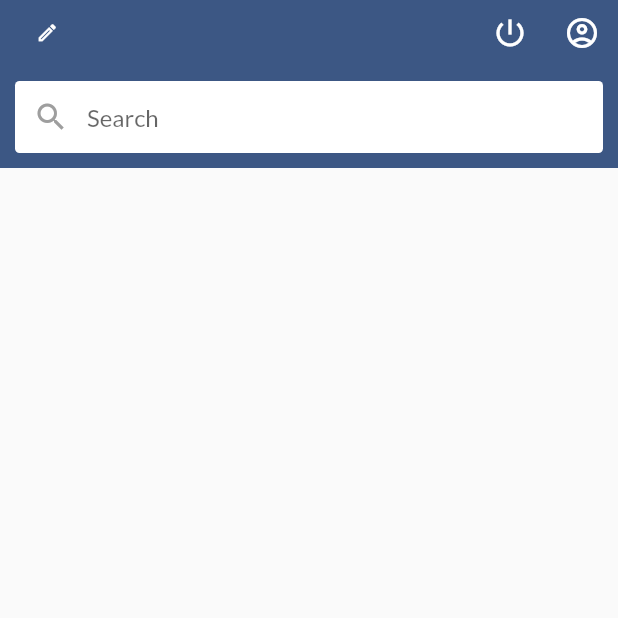
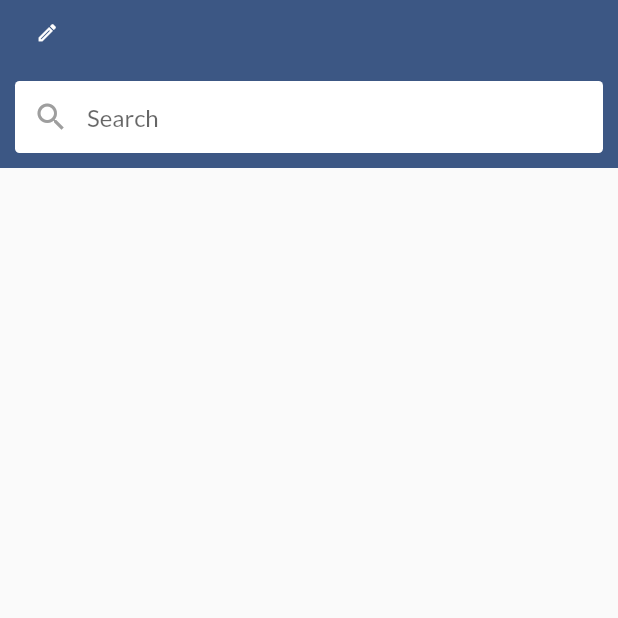
Before and after one commit to vishwapriyareddy/rentoTest, a Flutter app: the HomeScreen screen opened by its route, after a tap on the "edit" icon, on a phone screen of 412 x 824 dp, the top half of it. Run offline on Flutter 3.47's test engine with Material 2 defaults, Android fonts, the light colour scheme and no system bars; our stand-ins replace carousel_slider, cloud_firestore, dots_indicator, firebase_auth, firebase_core, flutter_spinkit and 5 more; accounts and stored records are empty.

Commit message:
changes commit

```diff
--- a/lib/main.dart
+++ b/lib/main.dart
@@ -11,6 +11,7 @@ import 'package:roi_test/providers/auth_provider.dart';
 import 'package:roi_test/providers/location_provider.dart';
 import 'package:roi_test/screens/home_screen.dart';
 import 'package:roi_test/screens/login_screen.dart';
+import 'package:roi_test/screens/main_screen.dart';
 import 'package:roi_test/screens/map_screen.dart';
 import 'package:roi_test/screens/splash_screen.dart';
 
@@ -48,6 +49,7 @@ class MyApp extends StatelessWidget {
             WelcomeScreen.id: (context) => WelcomeScreen(),
             MapScreen.id: (context) => MapScreen(),
             LoginScreen.id: (context) => LoginScreen(),
+            MainScreen.id: (context) => MainScreen(),
           },
         ));
   }
--- a/lib/screens/home_screen.dart
+++ b/lib/screens/home_screen.dart
@@ -27,10 +27,11 @@ class _HomeScreenState extends State<HomeScreen> {
     final locationData = Provider.of<LocationProvider>(context);
 
     return Scaffold(
-        appBar: PreferredSize(
-            child: MyAppBar(), preferredSize: Size.fromHeight(112)),
-        body: Center(
-            child: Column(
+        // appBar: PreferredSize(
+        //     child: MyAppBar(), preferredSize: Size.fromHeight(112)),
+        body: NestedScrollView(
+      body: ListView(
+        padding: EdgeInsets.only(top: 0.0),
         //mainAxisSize: MainAxisSize.min,
         children: [
           ImageSlider(), Container(height: 300, child: TopPickService())
@@ -51,6 +52,10 @@ class _HomeScreenState extends State<HomeScreen> {
           //     },
           //     child: Text('Home Screen')),
         ],
-        )));
+      ),
+      headerSliverBuilder: (BuildContext context, bool innerBoxIsScrolled) {
+        return [MyAppBar()];
+      },
+    ));
   }
 }
--- a/lib/screens/map_screen.dart
+++ b/lib/screens/map_screen.dart
@@ -9,6 +9,7 @@ import 'package:roi_test/providers/location_provider.dart';
 import 'package:roi_test/screens/home_screen.dart';
 import 'package:roi_test/screens/login_screen.dart';
 import 'package:flutter_spinkit/flutter_spinkit.dart';
+import 'package:roi_test/screens/main_screen.dart';
 
 class MapScreen extends StatefulWidget {
   static const String id = 'map-screen';
@@ -175,7 +176,7 @@ class _MapScreenState extends State<MapScreen> {
                                 // .then((value) {
                                 //  if (value == true) {
                                 Navigator.pushReplacementNamed(
-                                    context, HomeScreen.id);
+                                    context, MainScreen.id);
                                 // }
                                 //  });
                               }
--- a/lib/screens/splash_screen.dart
+++ b/lib/screens/splash_screen.dart
@@ -3,6 +3,7 @@ import 'dart:async';
 import 'package:firebase_auth/firebase_auth.dart';
 import 'package:flutter/material.dart';
 import 'package:roi_test/screens/home_screen.dart';
+import 'package:roi_test/screens/main_screen.dart';
 
 import 'welcome_screen.dart';
 
@@ -36,7 +37,7 @@ class _SplashScreenState extends State<SplashScreen> {
         if (user == null) {
           Navigator.pushReplacementNamed(context, WelcomeScreen.id);
         } else {
-          Navigator.pushReplacementNamed(context, HomeScreen.id);
+          Navigator.pushReplacementNamed(context, MainScreen.id);
         }
       });
     });
--- a/lib/widgets/image_slider.dart
+++ b/lib/widgets/image_slider.dart
@@ -52,7 +52,7 @@ class _ImageSliderState extends State<ImageSlider> {
                   );
                 } else {
                   return Padding(
-                    padding: const EdgeInsets.only(top: 8),
+                    padding: const EdgeInsets.only(top: 4),
                     child: CarouselSlider.builder(
                         itemCount: snapshot.data!.length,
                         itemBuilder: (BuildContext context, int index, int) {
--- a/lib/widgets/my_appbar.dart
+++ b/lib/widgets/my_appbar.dart
@@ -1,10 +1,12 @@
 import 'package:firebase_auth/firebase_auth.dart';
 import 'package:flutter/material.dart';
+import 'package:persistent_bottom_nav_bar/persistent-tab-view.dart';
 import 'package:provider/provider.dart';
 import 'package:roi_test/colors.dart';
 import 'package:roi_test/providers/location_provider.dart';
 import 'package:roi_test/screens/map_screen.dart';
 import 'package:roi_test/screens/welcome_screen.dart';
+import 'package:roi_test/services/user_services.dart';
 import 'package:shared_preferences/shared_preferences.dart';
 
 class MyAppBar extends StatefulWidget {
@@ -35,7 +37,7 @@ class _MyAppBarState extends State<MyAppBar> {
   @override
   Widget build(BuildContext context) {
     final locationData = Provider.of<LocationProvider>(context);
-    return AppBar(
+    return SliverAppBar(
       automaticallyImplyLeading: false,
       backgroundColor: primaryColor,
       elevation: 0.0,
@@ -44,7 +46,13 @@ class _MyAppBarState extends State<MyAppBar> {
           onPressed: () {
             locationData.getCurrentPosition();
             if (locationData.permissionAllowed == true) {
-              Navigator.pushNamed(context, MapScreen.id);
+              pushNewScreenWithRouteSettings(
+                context,
+                settings: RouteSettings(name: MapScreen.id),
+                screen: MapScreen(),
+                withNavBar: false,
+                pageTransitionAnimation: PageTransitionAnimation.cupertino,
+              );
             } else {
               print('Permission not allowed');
             }
@@ -53,9 +61,9 @@ class _MyAppBarState extends State<MyAppBar> {
             children: [
               Flexible(
                 child: Text(
-                  _address != null
-                      ? _address
-                      : 'Press here to set your delivery location',
+                  _address == null
+                      ? 'Press here to set your delivery location'
+                      : _address,
                   style: TextStyle(
                       color: Colors.white,
                       fontSize: 12,
@@ -70,19 +78,19 @@ class _MyAppBarState extends State<MyAppBar> {
               ),
             ],
           )),
-      actions: [
-        IconButton(
-          icon: Icon(Icons.power_settings_new),
-          onPressed: () {
-            FirebaseAuth.instance.signOut();
-            Navigator.pushReplacementNamed(context, WelcomeScreen.id);
-          },
-        ),
-        IconButton(
-          icon: Icon(Icons.account_circle_outlined),
-          onPressed: () {},
-        )
-      ],
+      // actions: [
+      //   IconButton(
+      //     icon: Icon(Icons.power_settings_new),
+      //     onPressed: () {
+      //       FirebaseAuth.instance.signOut();
+      //       Navigator.pushReplacementNamed(context, WelcomeScreen.id);
+      //     },
+      //   ),
+      //   IconButton(
+      //     icon: Icon(Icons.account_circle_outlined),
+      //     onPressed: () {},
+      //   )
+      // ],
       centerTitle: false,
       bottom: PreferredSize(
           child: Padding(
--- a/lib/widgets/top_pick_service.dart
+++ b/lib/widgets/top_pick_service.dart
@@ -11,7 +11,7 @@ class TopPickService extends StatefulWidget {
 }
 
 class _TopPickServiceState extends State<TopPickService> {
-  Services _services = Services();
+  final Services _services = Services();
 
   @override
   Widget build(BuildContext context) {
@@ -39,7 +39,7 @@ class _TopPickServiceState extends State<TopPickService> {
                                   child: ClipRRect(
                                 borderRadius: BorderRadius.circular(4),
                                 child: Image.network(
-                                  document['imageUrl'],
+                                  document.get('imageUrl'),
                                   fit: BoxFit.cover,
                                 ),
                               )),
--- a/pubspec.yaml
+++ b/pubspec.yaml
@@ -45,6 +45,8 @@ dependencies:
   flutter_spinkit: ^5.1.0
   shared_preferences: ^2.0.9
   carousel_slider: ^4.0.0
+  persistent_bottom_nav_bar: ^4.0.2
+
 dev_dependencies:
   flutter_test:
     sdk: flutter
```
Also changed, not shown: lib/providers/auth_provider.dart (+4 -3 lines), lib/screens/favourites_screen.dart (added, +14 -0 lines), lib/screens/main_screen.dart (added, +88 -0 lines), lib/screens/my_orders_screen.dart (added, +14 -0 lines), lib/screens/profile_screen.dart (added, +29 -0 lines), pubspec.lock. Lines whose indentation alone changed are shown as unchanged.
